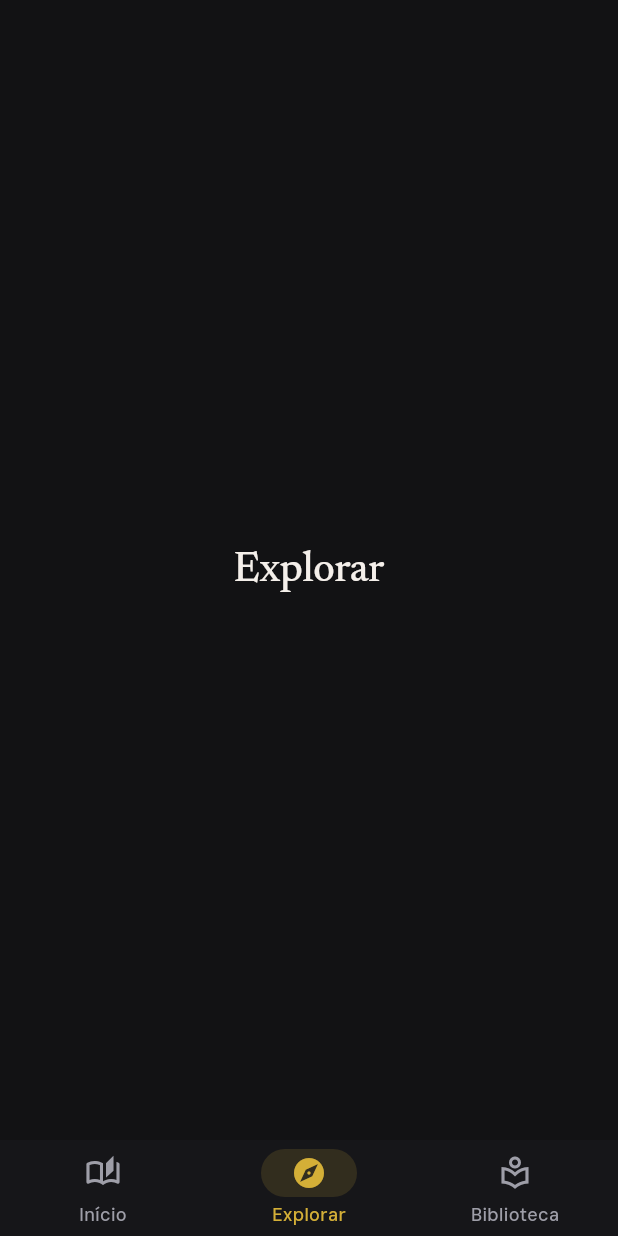
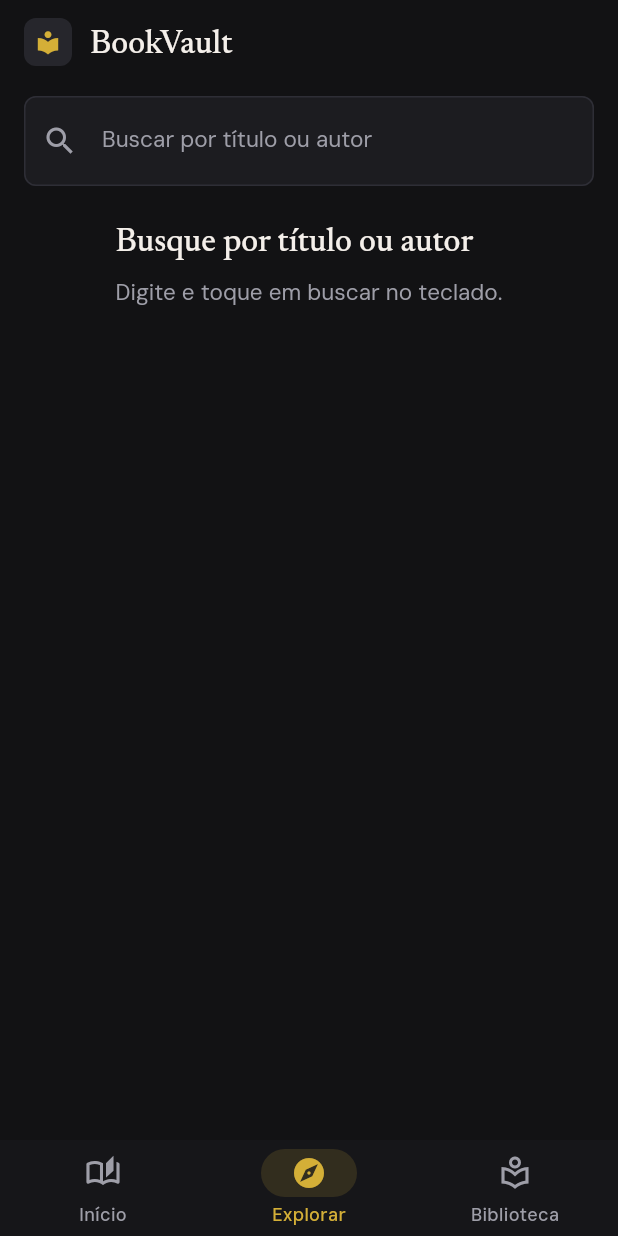
Before and after one commit to l3riel/bookvault, a Flutter app: the ExplorePage screen opened by its route, on a phone screen of 412 x 824 dp. Run offline on Flutter 3.47's test engine with Material 3 defaults, Android fonts, the phone set to English and light mode, and no system bars; our stand-ins replace dio, flutter_mobx, go_router, mobx, shared_preferences; accounts and stored records are empty; generated files the repository leaves out were written again.

Commit message:
feat(explore): adiciona tela Explorar com busca, gêneros e estados
Busca ao confirmar pelo teclado; antes da busca mostra chips com os
gêneros do onboarding. Estados de carregando, vazio e erro com retry.

Co-Authored-By: Claude Opus 5.5 <noreply@anthropic.com>

```diff
--- /dev/null
+++ b/lib/app/widgets/book_texts.dart
@@ -0,0 +1,5 @@
+import '../../models/book.dart';
+
+/// Autores separados por vírgula, ou "Autor desconhecido".
+String authorsLabel(Book book) =>
+    book.authors.isEmpty ? 'Autor desconhecido' : book.authors.join(', ');
--- a/lib/features/explore/explore_page.dart
+++ b/lib/features/explore/explore_page.dart
@@ -1,13 +1,156 @@
 import 'package:flutter/material.dart';
+import 'package:flutter_mobx/flutter_mobx.dart';
+import 'package:go_router/go_router.dart';
 
-import '../../app/widgets/placeholder_view.dart';
+import '../../app/router.dart';
+import '../../app/theme/app_colors.dart';
+import '../../app/theme/app_spacing.dart';
+import '../../app/widgets/brand_app_bar.dart';
+import '../../models/book.dart';
+import '../../models/genre.dart';
+import '../../stores/explore_store.dart';
+import '../../stores/library_store.dart';
+import 'widgets/explore_intro.dart';
+import 'widgets/explore_message.dart';
+import 'widgets/explore_search_field.dart';
+import 'widgets/search_result_card.dart';
 
-/// Tela de Explorar. Conteúdo real em etapa futura do plano.
-class ExplorePage extends StatelessWidget {
-  const ExplorePage({super.key});
+/// Aba Explorar: busca na Google Books e resultados em grade (S07).
+class ExplorePage extends StatefulWidget {
+  const ExplorePage({
+    required this.createStore,
+    required this.libraryStore,
+    super.key,
+  });
+
+  final ExploreStore Function() createStore;
+  final LibraryStore libraryStore;
+
+  @override
+  State<ExplorePage> createState() => _ExplorePageState();
+}
+
+class _ExplorePageState extends State<ExplorePage> {
+  late final ExploreStore _store = widget.createStore();
+  final TextEditingController _controller = TextEditingController();
+
+  @override
+  void dispose() {
+    _controller.dispose();
+    super.dispose();
+  }
+
+  void _search(String query) {
+    FocusScope.of(context).unfocus();
+    _store.search(query);
+  }
+
+  void _searchGenre(Genre genre) {
+    _controller.text = genre.label;
+    _search(genre.label);
+  }
+
+  void _clear() {
+    _controller.clear();
+    _store.clear();
+  }
+
+  void _openDetails(Book book) {
+    context.push(AppRoutes.bookDetailsOf(book.id), extra: book);
+  }
 
   @override
   Widget build(BuildContext context) {
-    return const Scaffold(body: PlaceholderView(title: 'Explorar'));
+    return Scaffold(
+      appBar: const BrandAppBar(showSearch: false),
+      body: Column(
+        children: [
+          Padding(
+            padding: const EdgeInsets.fromLTRB(
+              AppSpacing.screenMargin,
+              AppSpacing.sm,
+              AppSpacing.screenMargin,
+              AppSpacing.sm,
+            ),
+            child: ExploreSearchField(
+              controller: _controller,
+              onSubmitted: _search,
+              onClear: _clear,
+            ),
+          ),
+          Expanded(child: Observer(builder: (context) => _body())),
+        ],
+      ),
+    );
+  }
+
+  Widget _body() {
+    switch (_store.status) {
+      case ExploreStatus.initial:
+        return ExploreIntro(
+          genres: _store.suggestions,
+          onGenreTap: _searchGenre,
+        );
+      case ExploreStatus.loading:
+        return const Center(child: CircularProgressIndicator());
+      case ExploreStatus.empty:
+        return ExploreMessage(
+          icon: Icons.search_off,
+          title: 'Nada encontrado',
+          message:
+              'Nenhum livro corresponde a "${_store.searchedTerm}". '
+              'Tente outro título ou autor.',
+        );
+      case ExploreStatus.error:
+        return ExploreMessage(
+          icon: Icons.cloud_off_outlined,
+          title: 'Algo deu errado',
+          message: _store.errorMessage ?? '',
+          actionLabel: 'Tentar de novo',
+          onAction: _store.retry,
+        );
+      case ExploreStatus.success:
+        return _results();
+    }
+  }
+
+  Widget _results() {
+    final textTheme = Theme.of(context).textTheme;
+    final count = _store.resultCount;
+    return CustomScrollView(
+      slivers: [
+        SliverPadding(
+          padding: const EdgeInsets.symmetric(
+            horizontal: AppSpacing.screenMargin,
+          ),
+          sliver: SliverToBoxAdapter(
+            child: Text(
+              count == 1 ? '1 resultado' : '$count resultados',
+              style: textTheme.bodyMedium?.copyWith(color: AppColors.textMuted),
+            ),
+          ),
+        ),
+        SliverPadding(
+          padding: const EdgeInsets.all(AppSpacing.screenMargin),
+          sliver: SliverGrid.builder(
+            gridDelegate: const SliverGridDelegateWithFixedCrossAxisCount(
+              crossAxisCount: 2,
+              mainAxisSpacing: AppSpacing.md,
+              crossAxisSpacing: AppSpacing.gutter,
+              childAspectRatio: 0.55,
+            ),
+            itemCount: count,
+            itemBuilder: (context, index) {
+              final book = _store.results[index];
+              return SearchResultCard(
+                book: book,
+                savedStatus: widget.libraryStore.savedBook(book.id)?.status,
+                onTap: () => _openDetails(book),
+              );
+            },
+          ),
+        ),
+      ],
+    );
   }
 }
--- /dev/null
+++ b/lib/features/explore/widgets/explore_intro.dart
@@ -0,0 +1,52 @@
+import 'package:flutter/material.dart';
+
+import '../../../app/theme/app_colors.dart';
+import '../../../app/theme/app_spacing.dart';
+import '../../../models/genre.dart';
+
+/// Explorar antes da primeira busca: dica e atalhos pelos gêneros do usuário.
+class ExploreIntro extends StatelessWidget {
+  const ExploreIntro({
+    required this.genres,
+    required this.onGenreTap,
+    super.key,
+  });
+
+  final List<Genre> genres;
+  final ValueChanged<Genre> onGenreTap;
+
+  @override
+  Widget build(BuildContext context) {
+    final textTheme = Theme.of(context).textTheme;
+    return SingleChildScrollView(
+      padding: const EdgeInsets.all(AppSpacing.screenMargin),
+      child: Column(
+        crossAxisAlignment: CrossAxisAlignment.start,
+        children: [
+          Text('Busque por título ou autor', style: textTheme.headlineMedium),
+          const SizedBox(height: AppSpacing.sm),
+          Text(
+            'Digite e toque em buscar no teclado.',
+            style: textTheme.bodyMedium?.copyWith(color: AppColors.textMuted),
+          ),
+          if (genres.isNotEmpty) ...[
+            const SizedBox(height: AppSpacing.lg),
+            Text('Seus gêneros', style: textTheme.labelLarge),
+            const SizedBox(height: AppSpacing.sm),
+            Wrap(
+              spacing: AppSpacing.sm,
+              runSpacing: AppSpacing.sm,
+              children: [
+                for (final genre in genres)
+                  ActionChip(
+                    label: Text(genre.label),
+                    onPressed: () => onGenreTap(genre),
+                  ),
+              ],
+            ),
+          ],
+        ],
+      ),
+    );
+  }
+}
--- /dev/null
+++ b/lib/features/explore/widgets/explore_search_field.dart
@@ -0,0 +1,38 @@
+import 'package:flutter/material.dart';
+
+/// Campo de busca do Explorar. Busca ao confirmar pelo teclado; o ✕ limpa.
+class ExploreSearchField extends StatelessWidget {
+  const ExploreSearchField({
+    required this.controller,
+    required this.onSubmitted,
+    required this.onClear,
+    super.key,
+  });
+
+  final TextEditingController controller;
+  final ValueChanged<String> onSubmitted;
+  final VoidCallback onClear;
+
+  @override
+  Widget build(BuildContext context) {
+    return TextField(
+      controller: controller,
+      textInputAction: TextInputAction.search,
+      onSubmitted: onSubmitted,
+      decoration: InputDecoration(
+        hintText: 'Buscar por título ou autor',
+        prefixIcon: const Icon(Icons.search),
+        suffixIcon: ValueListenableBuilder<TextEditingValue>(
+          valueListenable: controller,
+          builder: (context, value, child) => value.text.isEmpty
+              ? const SizedBox.shrink()
+              : IconButton(
+                  tooltip: 'Limpar busca',
+                  icon: const Icon(Icons.close),
+                  onPressed: onClear,
+                ),
+        ),
+      ),
+    );
+  }
+}
```
Also changed, not shown: lib/app/router.dart (+15 -1 lines), lib/features/explore/widgets/explore_message.dart (added, +59 -0 lines), lib/features/explore/widgets/search_result_card.dart (added, +69 -0 lines), 2 other files.
